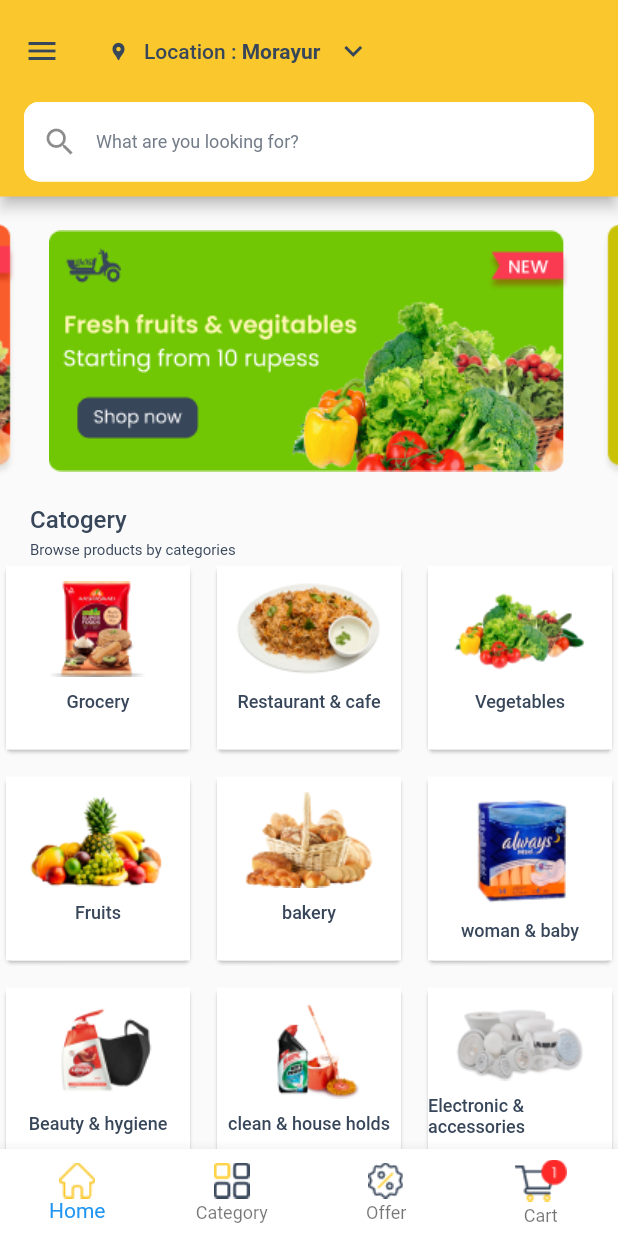
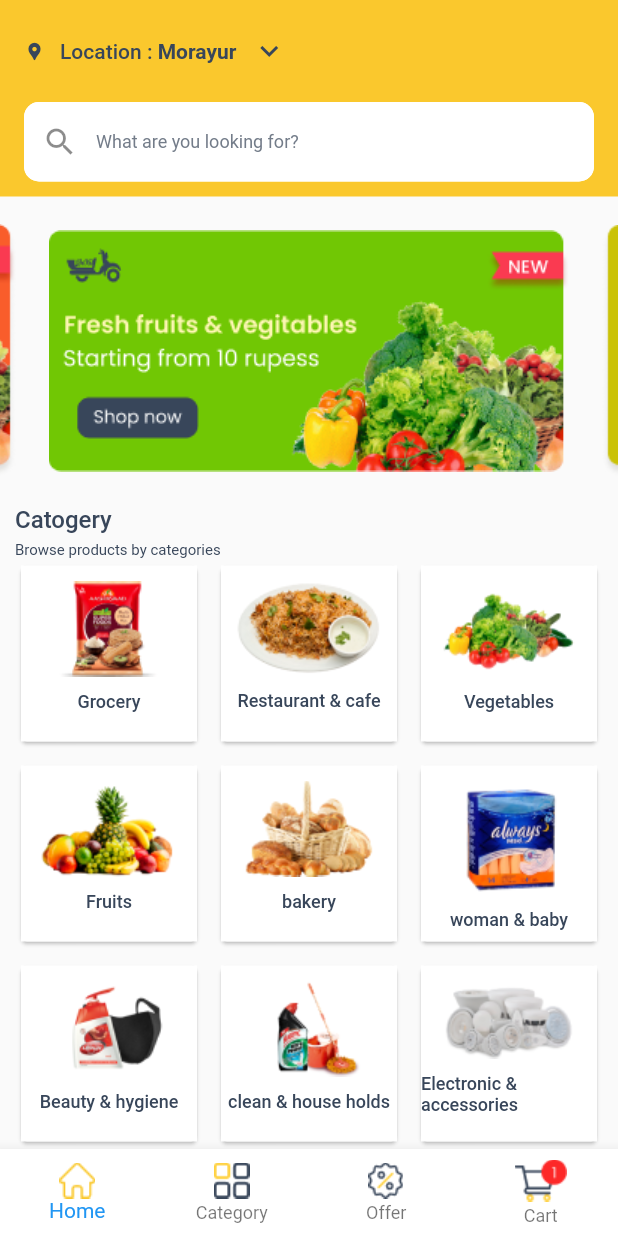
Before and after one commit to nadiraziz/fooddeliveryapp, a Flutter app: the screen it shows after launch, on a phone screen of 412 x 824 dp. Run offline on Flutter 3.47's test engine with Material 2 defaults, Android fonts, the phone set to English and light mode, and no system bars; drawn by our look-alikes of carousel_slider; our stand-ins replace google_fonts, intl_phone_number_input, otp_text_field.

```diff
--- a/lib/screens/home/home.dart
+++ b/lib/screens/home/home.dart
@@ -1,4 +1,3 @@
-
 import 'package:carousel_slider/carousel_controller.dart';
 import 'package:carousel_slider/carousel_slider.dart';
 import 'package:flutter/material.dart';
@@ -9,29 +8,87 @@ import 'package:fooddelivery/screens/home/components/home_head.dart';
 import 'package:fooddelivery/screens/home/components/navdrawer.dart';
 
 
-
 class HomePage extends StatefulWidget {
   const HomePage({Key? key}) : super(key: key);
 
   static String id = 'home_page';
+
   @override
   _HomePageState createState() => _HomePageState();
 }
 
 class _HomePageState extends State<HomePage> {
   CarouselController buttonCarouselController = CarouselController();
+  nested() {
+    return NestedScrollView(
+        headerSliverBuilder: (BuildContext context, bool innerBoxIsScrolled) {
+          return <Widget>[
+            SliverAppBar(
+                // expandedHeight: 100.0,
+                floating: true,
+                pinned: false,
+                toolbarHeight: 130,
+                iconTheme: IconThemeData(color: Color(0xFF38465A)),
+                backgroundColor: Color(0xFFFAC82D),
+                // leading: Icon(Icons.arrow_back, color: Color(0xFF38465A), size: 24),
+                title: Row(
+                  children: [
+                    Icon(
+                        Icons.location_pin, color: Color(0xFF38465A), size: 14),
+                    SizedBox(width: 10.0),
+                    Text('Location : ',
+                        style: TextStyle(
+                            fontSize: 14, color: Color(0xFF38465A))),
+                    Text('Morayur',
+                        style: TextStyle(
+                            fontSize: 14,
+                            color: Color(0xFF38465A),
+                            fontWeight: FontWeight.bold)),
+                    SizedBox(width: 10.0),
+                    Icon(Icons.keyboard_arrow_down, color: Color(0xFF38465A),
+                        size: 24),
+                  ],
+                ),
+                bottom: PreferredSize(
+                    preferredSize: Size.fromHeight(1.0),
+                    child: Padding(
+                        padding: const EdgeInsets.only(
+                            bottom: 10.0, left: 16.0, right: 16.0),
+                        child: TextField(
+                          style: TextStyle(
+                            height: 0.8,
 
-  @override
-  Widget build(BuildContext context) {
+                          ),
+                          decoration: new InputDecoration(
+                              hoverColor: Colors.white,
+                              focusColor: Colors.white,
+                              enabledBorder: OutlineInputBorder(
+                                  borderRadius: BorderRadius.circular(10),
+                                  borderSide: BorderSide(color: Colors.white)
+                              ),
+                              prefixIcon: Icon(Icons.search),
+                              fillColor: Colors.white,
+                              filled: true,
+                              // border: OutlineInputBorder(
+                              //   borderSide: BorderSide(color: Colors.white),
+                              //   borderRadius: BorderRadius.circular(10)
+                              // ),
+                              hintText: 'What are you looking for?',
+                              hintStyle: TextStyle(
+                                  fontSize: 12, color: Color(0xFF737C89))
 
-    return Scaffold(
-        appBar: homeHead(),
-      drawer: NavDrawer(),
-        body: Column(
+                          ),
+                        )
+                    )
+                )
+            )
+          ];
+        },
+        body: SingleChildScrollView(
+          physics: BouncingScrollPhysics(),
+          child: Column(
             crossAxisAlignment: CrossAxisAlignment.start,
             children: [
-            Column(
-                children: <Widget>[
               CarouselSlider(
                 items: [
                   Image.asset('assets/images/slides/slides1.png'),
@@ -47,29 +104,18 @@ class _HomePageState extends State<HomePage> {
                   initialPage: 3,
                 ),
               ),
-                ],
-            ),
-            Padding(
-              padding: const EdgeInsets.symmetric(horizontal: 20.0),
-              child: Column(
-                children: [
-                  Column(
-                    crossAxisAlignment: CrossAxisAlignment.start,
-                    children: [
-                      Padding(
-                        padding: const EdgeInsets.only(bottom: 5.0),
-                        child: Text('Catogery', style: TextStyle(fontSize: 16.0, fontWeight: FontWeight.w500, color: Color(0xFF38465A)),),
-                      ),
-                      Text('Browse products by categories', style: TextStyle(fontSize: 10.0, fontWeight: FontWeight.w400, color: Color(0xFF38465A)),),
-                    ],
-                  ),
+              CategoryGrid()
 
             ],
           ),
-            ),
-            CategoryGrid()
-          ],
-        ),
+        )
+    );
+
+  }
+  @override
+  Widget build(BuildContext context) {
+    return Scaffold(
+        body: nested(),
         bottomNavigationBar: BottomNav(),
     );
   }
@@ -79,13 +125,34 @@ class _HomePageState extends State<HomePage> {
 class CategoryGrid extends StatelessWidget {
   const CategoryGrid({Key? key}) : super(key: key);
 
+
+
   @override
   Widget build(BuildContext context) {
-    return Expanded(
-      child: GridView.count(
+    return Padding(
+      padding: const EdgeInsets.symmetric(horizontal: 10),
+      child: Column(
+        crossAxisAlignment: CrossAxisAlignment.start,
+        children: [
+          Column(
+            crossAxisAlignment: CrossAxisAlignment.start,
+            children: [
+              Padding(
+                padding: const EdgeInsets.only(bottom: 5.0),
+                child: Text('Catogery', style: TextStyle(fontSize: 16.0,
+                    fontWeight: FontWeight.w500,
+                    color: Color(0xFF38465A)),),
+              ),
+              Text('Browse products by categories', style: TextStyle(
+                  fontSize: 10.0,
+                  fontWeight: FontWeight.w400,
+                  color: Color(0xFF38465A))),
+            ],
+          ),
+          GridView.count(
             physics: NeverScrollableScrollPhysics(),
-        mainAxisSpacing: 10,
-        crossAxisSpacing: 10,
+            mainAxisSpacing: 8,
+            crossAxisSpacing: 8,
             shrinkWrap: true,
             crossAxisCount: 3,
             childAspectRatio: 1,
@@ -102,10 +169,14 @@ class CategoryGrid extends StatelessWidget {
                           padding: const EdgeInsets.all(10.0),
                           child: Image.asset(category.categoryImg),
                         ),
-                  Text(category.categoryName, style: TextStyle(fontSize: 12.0, fontWeight: FontWeight.w500, color: Color(0xFF38465A))),
+                        Text(category.categoryName, style: TextStyle(fontSize: 12.0,
+                            fontWeight: FontWeight.w500,
+                            color: Color(0xFF38465A))),
                       ],
                     ),
                   ),
+                ),
+            ],
           ),
         ],
       ),
@@ -115,8 +186,7 @@ class CategoryGrid extends StatelessWidget {
 }
 
 
-
-class CategoryList{
+class CategoryList {
   String categoryName;
   String categoryImg;
 
@@ -124,16 +194,27 @@ class CategoryList{
 }
 
 
-List<CategoryList> categoryData = <CategoryList> [
-  CategoryList(categoryName: 'Grocery', categoryImg: 'assets/images/products/ashirvaad.png'),
-  CategoryList(categoryName: 'Restaurant & cafe', categoryImg: 'assets/images/products/resturant.png'),
-  CategoryList(categoryName: 'Vegetables', categoryImg: 'assets/images/products/veg.png'),
-  CategoryList(categoryName: 'Fruits', categoryImg: 'assets/images/products/fruits.png'),
-  CategoryList(categoryName: 'bakery', categoryImg: 'assets/images/products/bake.png'),
-  CategoryList(categoryName: 'woman & baby', categoryImg: 'assets/images/products/napkin.png'),
-  CategoryList(categoryName: 'Beauty & hygiene', categoryImg: 'assets/images/products/beauty.png'),
-  CategoryList(categoryName: 'clean & house holds', categoryImg: 'assets/images/products/cleaning.png'),
-  CategoryList(categoryName: 'Electronic & accessories', categoryImg: 'assets/images/products/led.png'),
-  CategoryList(categoryName: 'Stationary', categoryImg: 'assets/images/products/stationery.png'),
-  CategoryList(categoryName: 'Covid essentials', categoryImg: 'assets/images/products/hygiene.png'),
+List<CategoryList> categoryData = <CategoryList>[
+  CategoryList(categoryName: 'Grocery',
+      categoryImg: 'assets/images/products/ashirvaad.png'),
+  CategoryList(categoryName: 'Restaurant & cafe',
+      categoryImg: 'assets/images/products/resturant.png'),
+  CategoryList(categoryName: 'Vegetables',
+      categoryImg: 'assets/images/products/veg.png'),
+  CategoryList(
+      categoryName: 'Fruits', categoryImg: 'assets/images/products/fruits.png'),
+  CategoryList(
+      categoryName: 'bakery', categoryImg: 'assets/images/products/bake.png'),
+  CategoryList(categoryName: 'woman & baby',
+      categoryImg: 'assets/images/products/napkin.png'),
+  CategoryList(categoryName: 'Beauty & hygiene',
+      categoryImg: 'assets/images/products/beauty.png'),
+  CategoryList(categoryName: 'clean & house holds',
+      categoryImg: 'assets/images/products/cleaning.png'),
+  CategoryList(categoryName: 'Electronic & accessories',
+      categoryImg: 'assets/images/products/led.png'),
+  CategoryList(categoryName: 'Stationary',
+      categoryImg: 'assets/images/products/stationery.png'),
+  CategoryList(categoryName: 'Covid essentials',
+      categoryImg: 'assets/images/products/hygiene.png'),
 ];
```
Lines whose indentation alone changed are shown as unchanged.
